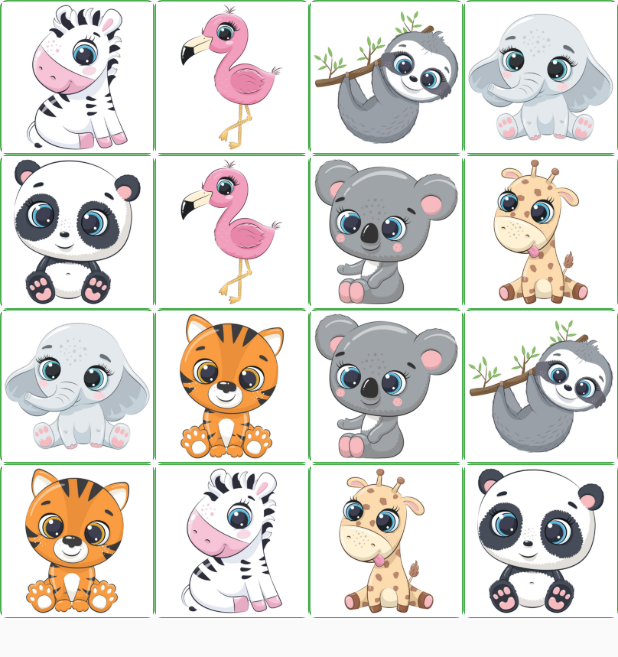
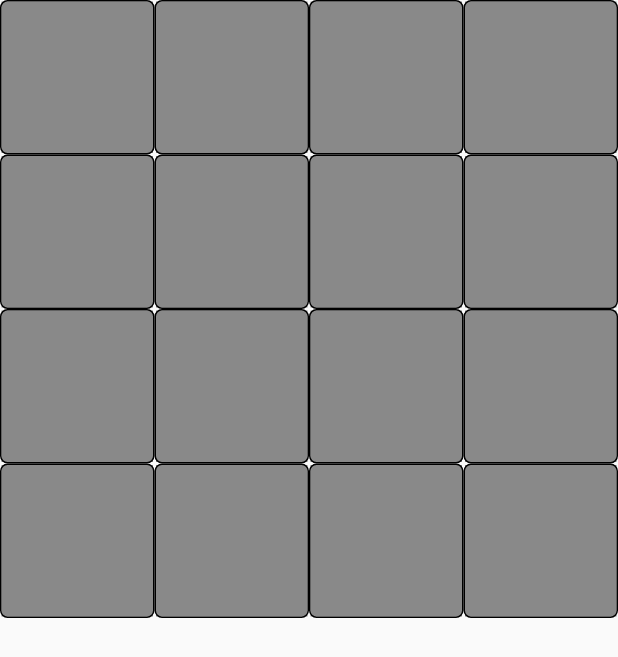
Before and after one commit to timnew/kids_game, a Flutter app: the screen it shows after launch, on a phone screen of 412 x 824 dp. Shown: the top 657 px of the screen. Run offline on Flutter 3.47's test engine with Material 2 defaults, Android fonts, the phone set to English and light mode, and no system bars; our stand-ins replace built_collection, flutter_bloc, freezed_annotation.

Commit message:
Implement game flip logic

```diff
--- a/lib/features/memory_cards/use_cases/initialize_memory_cards_game.dart
+++ b/lib/features/memory_cards/domain/initialize_memory_cards_game.dart
@@ -20,6 +20,7 @@ class InitializeMemoryCardsGame {
         options: MemoryGameOptions(
           cardSet: cardSet,
           pairCount: pairCount,
+          durationOnMistake: Duration(milliseconds: 500),
         ),
         slots: _generateSlots(cardSet.allCards.take(pairCount)));
   }
@@ -28,6 +29,10 @@ class InitializeMemoryCardsGame {
     final allCards = cards.followedBy(cards).toList();
     allCards.shuffle();
 
-    return allCards.map((e) => MemoryCardSlot.create(e)).toBuiltList();
+    return allCards
+        .asMap()
+        .map((k, e) => MapEntry(k, MemoryCardSlot.create(k, e)))
+        .values
+        .toBuiltList();
   }
 }
--- /dev/null
+++ b/lib/features/memory_cards/domain/memory_card_action.dart
@@ -0,0 +1,10 @@
+import 'package:freezed_annotation/freezed_annotation.dart';
+
+part 'memory_card_action.freezed.dart';
+
+@freezed
+abstract class MemoryCardAction implements _$MemoryCardAction {
+  MemoryCardAction._();
+
+  factory MemoryCardAction.flipCard({required int slotIndex}) = FlipCard;
+}
--- a/lib/features/memory_cards/models/memory_card_slot.dart
+++ b/lib/features/memory_cards/models/memory_card_slot.dart
@@ -10,9 +10,7 @@ abstract class MemoryCardSlotState implements _$MemoryCardSlotState {
 
   factory MemoryCardSlotState.hide() = Hide;
 
-  factory MemoryCardSlotState.show({
-    required DateTime showAt,
-  }) = Show;
+  factory MemoryCardSlotState.show() = Show;
 
   factory MemoryCardSlotState.matched() = Matched;
 }
@@ -22,12 +20,26 @@ abstract class MemoryCardSlot implements _$MemoryCardSlot {
   MemoryCardSlot._();
 
   factory MemoryCardSlot({
+    required int index,
     required MemoryCard card,
     required MemoryCardSlotState state,
   }) = _MemoryCardSlot;
 
-  factory MemoryCardSlot.create(MemoryCard card) => MemoryCardSlot(
+  factory MemoryCardSlot.create(int index, MemoryCard card) => MemoryCardSlot(
+        index: index,
         card: card,
+        state: MemoryCardSlotState.hide(),
+      );
+
+  MemoryCardSlot showCard() => copyWith(
+        state: MemoryCardSlotState.show(),
+      );
+
+  MemoryCardSlot hideCard() => copyWith(
+        state: MemoryCardSlotState.hide(),
+      );
+
+  MemoryCardSlot matchCard() => copyWith(
         state: MemoryCardSlotState.matched(),
       );
 }
--- a/lib/features/memory_cards/models/memory_game_options.dart
+++ b/lib/features/memory_cards/models/memory_game_options.dart
@@ -9,5 +9,6 @@ abstract class MemoryGameOptions with _$MemoryGameOptions {
   factory MemoryGameOptions({
     required MemoryCardSet cardSet,
     required int pairCount,
+    required Duration durationOnMistake,
   }) = _MemoryGameOptions;
 }
--- a/lib/features/memory_cards/models/memory_game_state.dart
+++ b/lib/features/memory_cards/models/memory_game_state.dart
@@ -1,4 +1,5 @@
 import 'package:freezed_annotation/freezed_annotation.dart';
+
 import 'package:built_collection/built_collection.dart';
 
 import 'memory_card_slot.dart';
@@ -13,5 +14,6 @@ abstract class MemoryGameState implements _$MemoryGameState {
   factory MemoryGameState({
     required MemoryGameOptions options,
     required BuiltList<MemoryCardSlot> slots,
+    int? selected,
   }) = _MemoryGameState;
 }
--- /dev/null
+++ b/lib/features/memory_cards/screens/memory_card_board_widget.dart
@@ -0,0 +1,27 @@
+import 'package:flutter/material.dart';
+import 'package:flutter_bloc/flutter_bloc.dart';
+
+import '../domain/game_state_bloc.dart';
+import '../models/memory_game_state.dart';
+
+import 'memory_card_slot_widget.dart';
+
+class MemoryCardBoardWidget extends StatelessWidget {
+  const MemoryCardBoardWidget({Key? key}) : super(key: key);
+
+  @override
+  Widget build(BuildContext context) =>
+      BlocBuilder<GameStateBloc, MemoryGameState>(
+        builder: _buildContent,
+      );
+
+  Widget _buildContent(BuildContext context, MemoryGameState state) =>
+      GridView.count(
+        crossAxisCount: 4,
+        children: _buildChildren(state),
+      );
+
+  List<Widget> _buildChildren(MemoryGameState state) => state.slots
+      .map((e) => MemoryCardSlotWidget(slot: e))
+      .toList(growable: false);
+}
--- /dev/null
+++ b/lib/features/memory_cards/screens/memory_card_slot_widget.dart
@@ -0,0 +1,51 @@
+import 'package:flutter/material.dart';
+import 'package:kids_game/features/memory_cards/domain/memory_card_action.dart';
+import 'package:provider/provider.dart';
+import 'package:kids_game/features/memory_cards/domain/game_state_bloc.dart';
+
+import '../models/memory_card_slot.dart';
+
+class MemoryCardSlotWidget extends StatelessWidget {
+  final MemoryCardSlot slot;
+
+  MemoryCardSlotWidget({required this.slot})
+      : super(key: Key(slot.index.toString()));
+
+  @override
+  Widget build(BuildContext context) => Container(
+        decoration: _buildDecoratino(),
+        child: _buildCard(context),
+      );
+
+  Decoration _buildDecoratino() => BoxDecoration(
+        borderRadius: BorderRadius.all(Radius.circular(5)),
+        border: Border.fromBorderSide(_buidlBoardSide()),
+      );
+
+  BorderSide _buidlBoardSide() => slot.state.map(
+        hide: (_) => BorderSide(color: Colors.black),
+        show: (_) => BorderSide(color: Colors.blue),
+        matched: (_) => BorderSide(color: Colors.green),
+      );
+
+  Widget _buildCard(BuildContext context) => slot.state.maybeMap(
+        hide: (_) => _buildCardBack(context),
+        orElse: () => _buildCardFace(),
+      );
+
+  Widget _buildCardBack(BuildContext context) => InkWell(
+        onTap: () => _flipCard(context),
+        child: Container(color: Colors.black45),
+      );
+
+  Widget _buildCardFace() => InkWell(
+        onTap: () {},
+        child: Image.asset(slot.card.imageFile),
+      );
+
+  void _flipCard(BuildContext context) {
+    context
+        .read<GameStateBloc>()
+        .add(MemoryCardAction.flipCard(slotIndex: slot.index));
+  }
+}
--- a/lib/features/memory_cards/screens/memory_cards_game_screen.dart
+++ b/lib/features/memory_cards/screens/memory_cards_game_screen.dart
@@ -1,69 +1,24 @@
 import 'package:flutter/material.dart';
-import 'package:kids_game/features/memory_cards/models/memory_card_slot.dart';
-import 'package:kids_game/features/memory_cards/models/memory_game_state.dart';
-import 'package:kids_game/features/memory_cards/use_cases/initialize_memory_cards_game.dart';
+import 'package:flutter_bloc/flutter_bloc.dart';
+
+import '../domain/game_state_bloc.dart';
+import '../domain/initialize_memory_cards_game.dart';
+
+import 'memory_card_board_widget.dart';
 
 class MemoryCardsGameScreen extends StatelessWidget {
-  final MemoryGameState state;
-
-  MemoryCardsGameScreen() : state = InitializeMemoryCardsGame().createGame();
-
   @override
-  Widget build(BuildContext context) => Scaffold(
-        body: MemoryCardBoardWidget(state: state),
-      );
-}
-
-class MemoryCardBoardWidget extends StatelessWidget {
-  final MemoryGameState state;
-
-  const MemoryCardBoardWidget({Key? key, required this.state})
-      : super(key: key);
-
-  @override
-  Widget build(BuildContext context) {
-    return GridView.count(
-      crossAxisCount: 4,
-      children: _buildChildren(),
-    );
-  }
-
-  List<Widget> _buildChildren() => state.slots
-      .map((e) => MemoryCardSlotWidget(slot: e))
-      .toList(growable: false);
-}
-
-class MemoryCardSlotWidget extends StatelessWidget {
-  final MemoryCardSlot slot;
-
-  const MemoryCardSlotWidget({Key? key, required this.slot}) : super(key: key);
-
-  @override
-  Widget build(BuildContext context) => Container(
-        decoration: BoxDecoration(
-          borderRadius: BorderRadius.all(Radius.circular(5)),
-          border: Border.fromBorderSide(_buidlBoardSide()),
-        ),
-        child: InkWell(
-          onTap: () {},
-          child: _buildCard(),
+  Widget build(BuildContext context) => _buildProvider(
+        child: Scaffold(
+          body: MemoryCardBoardWidget(),
         ),
       );
 
-  Widget _buildCard() => slot.state.maybeMap(
-        hide: (_) => _buildCardBack(),
-        orElse: () => _buildCardFace(),
+  Widget _buildProvider({required Widget child}) => BlocProvider(
+        lazy: false,
+        create: (BuildContext context) => GameStateBloc(
+          InitializeMemoryCardsGame().createGame(),
+        ),
+        child: child,
       );
-
-  BorderSide _buidlBoardSide() => slot.state.map(
-        hide: (_) => BorderSide(color: Colors.black),
-        show: (_) => BorderSide(color: Colors.blue),
-        matched: (_) => BorderSide(color: Colors.green),
-      );
-
-  Widget _buildCardBack() => Container(color: Colors.black45);
-
-  Widget _buildCardFace() {
-    return Image.asset(slot.card.imageFile);
-  }
 }
```
Also changed, not shown: lib/features/memory_cards/domain/game_state_bloc.dart (added, +75 -0 lines), pubspec.yaml (+5 -2 lines), lib/features/memory_cards/domain/memory_card_action.freezed.dart (added), lib/features/memory_cards/models/memory_card_slot.freezed.dart, lib/features/memory_cards/models/memory_game_options.freezed.dart, lib/features/memory_cards/models/memory_game_state.freezed.dart, pubspec.lock.
